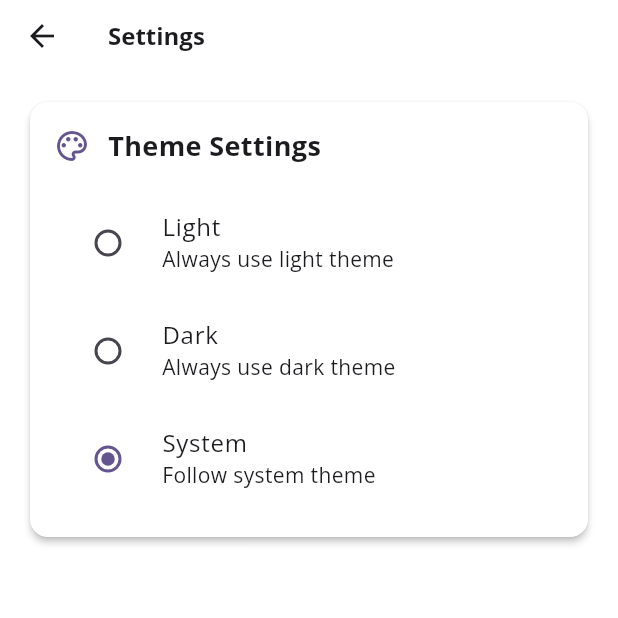
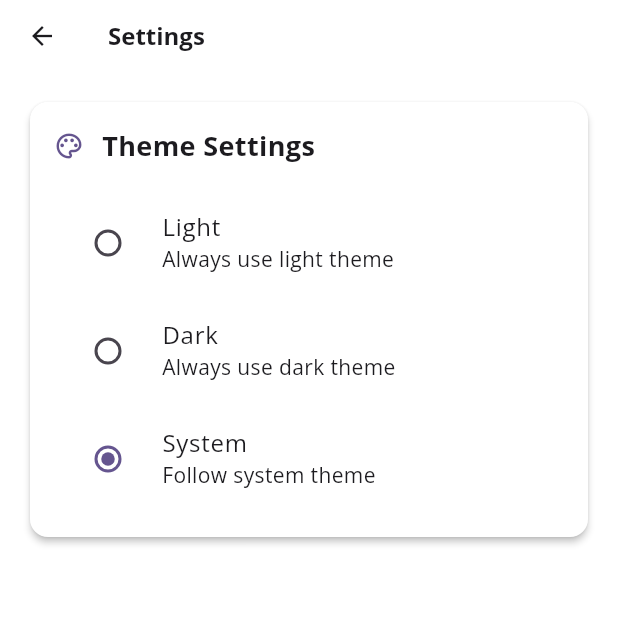
Before and after one commit to Family-Altar/family-altar-mobile, a Flutter app: the screen it shows after launch, after a tap on the "settings" icon, on a phone screen of 412 x 824 dp, the top half of it. Run offline on Flutter 3.47's test engine with Material 3 defaults, Android fonts, the light colour scheme and no system bars; our stand-ins replace equatable, flutter_bloc, go_router, google_fonts, shared_preferences; generated files the repository leaves out were written again.

Commit message:
resolve pr comments
- Cleaned up unused font family code in AppFonts.
- Introduced theme options in SettingsScreen for better user customization.
- Updated HomeScreen to navigate to BookSelectionScreen using GoRouter.
- Use predefined theme text instead of defining a TextStyle in home screen
- Refactored icon size handling with AppIcons utility.

```diff
--- a/lib/main.dart
+++ b/lib/main.dart
@@ -1,9 +1,12 @@
 import 'package:family_altar/i18n/strings.g.dart';
+import 'package:family_altar/screens/book_selection/book_selection_screen.dart';
 import 'package:family_altar/screens/home/home_screen.dart';
 import 'package:family_altar/screens/settings/settings_screen.dart';
 import 'package:family_altar/theme/bloc/theme_provider.dart';
 import 'package:flutter/material.dart';
 import 'package:go_router/go_router.dart';
+
+const String appTitle = 'The Family Altar - Tim Dodd';
 
 void main() {
   WidgetsFlutterBinding.ensureInitialized();
@@ -15,13 +18,20 @@ final GoRouter _router = GoRouter(
     GoRoute(
       path: '/',
       builder: (BuildContext context, GoRouterState state) {
-        return const HomeScreen(title: 'The Family Altar -Tim Dodd',);
+        return const HomeScreen(title: appTitle);
       },
       routes: <RouteBase>[
         GoRoute(
-          path: '/settings',
+          path: 'settings',
           builder: (BuildContext context, GoRouterState state) {
             return const SettingsScreen();
+          },
+        ),
+        GoRoute(
+          path: 'book-selection',
+          builder: (BuildContext context, GoRouterState state) {
+            final title = state.uri.queryParameters['title'] ?? appTitle;
+            return BookSelectionScreen(title: title);
           },
         ),
       ],
--- a/lib/screens/book_selection/book_selection_screen.dart
+++ b/lib/screens/book_selection/book_selection_screen.dart
@@ -1,6 +1,8 @@
 import 'package:family_altar/theme/app_colors.dart';
 import 'package:family_altar/theme/app_fonts.dart';
+import 'package:family_altar/theme/app_icons.dart';
 import 'package:flutter/material.dart';
+import 'package:go_router/go_router.dart';
 
 class BookSelectionScreen extends StatelessWidget {
   const BookSelectionScreen({required this.title, super.key});
@@ -16,17 +18,14 @@ class BookSelectionScreen extends StatelessWidget {
         backgroundColor: context.appBarColor,
         title: Text(
           title,
-          style: TextStyle(
-            fontSize: 16,
-            fontWeight: FontWeight.bold,
-            color: context.textColor,
-          ),
+           style: AppFonts.bold(context, size: FontSize.large),
         ),
         leading: IconButton(
-          onPressed: () => Navigator.pop(context),
+          onPressed: () => context.pop(),
           icon: Icon(
             Icons.arrow_back,
             color: context.textColor,
+            size: AppIcons.getIconSize(IconSize.medium),
           ),
         ),
       ),
--- a/lib/screens/home/home_screen.dart
+++ b/lib/screens/home/home_screen.dart
@@ -1,6 +1,6 @@
-import 'package:family_altar/screens/book_selection/book_selection_screen.dart';
 import 'package:family_altar/theme/app_colors.dart';
 import 'package:family_altar/theme/app_fonts.dart';
+import 'package:family_altar/theme/app_icons.dart';
 import 'package:flutter/material.dart';
 import 'package:go_router/go_router.dart';
 
@@ -23,11 +23,7 @@ class _HomeScreenState extends State<HomeScreen> {
         backgroundColor: context.appBarColor,
         title: Text(
           widget.title,
-          style: TextStyle(
-            fontSize: 16,
-            fontWeight: FontWeight.bold,
-            color: context.textColor,
-          ),
+          style: AppFonts.bold(context),
         ),
         actions: [
           // Button to navigate to Book Selection screen
@@ -35,14 +31,7 @@ class _HomeScreenState extends State<HomeScreen> {
             margin: const EdgeInsets.only(right: 8),
             child: ElevatedButton(
               onPressed: () {
-                Navigator.push(
-                  context,
-                  MaterialPageRoute<void>(
-                    builder: (context) => BookSelectionScreen(
-                      title: widget.title,
-                    ),
-                  ),
-                );
+                context.push('/book-selection?title=${Uri.encodeComponent(widget.title)}');
               },
               style: ElevatedButton.styleFrom(
                 backgroundColor: context.isDarkMode
@@ -60,24 +49,21 @@ class _HomeScreenState extends State<HomeScreen> {
                   borderRadius: BorderRadius.circular(16),
                 ),
               ),
-              child: const Text(
+              child: Text(
                 'Volume I',
-                style: TextStyle(
-                  fontSize: 14,
-                  fontWeight: FontWeight.normal,
-                ),
+                style: AppFonts.normal(context, size: FontSize.small),
               ),
             ),
           ),
           // Settings screen
           IconButton(
-            onPressed: () => context.go('/settings'),
+            onPressed: () => context.push('/settings'),
             icon: Icon(
               Icons.settings,
               color: context.textColor,
             ),
             tooltip: 'Settings',
-            iconSize: 20,
+            iconSize: AppIcons.getIconSize(IconSize.medium),
           ),
         ],
       ),
--- a/lib/screens/settings/settings_screen.dart
+++ b/lib/screens/settings/settings_screen.dart
@@ -1,13 +1,45 @@
 import 'package:family_altar/theme/app_colors.dart';
 import 'package:family_altar/theme/app_fonts.dart';
+import 'package:family_altar/theme/app_icons.dart';
 import 'package:family_altar/theme/bloc/theme_bloc.dart';
 import 'package:family_altar/theme/bloc/theme_event.dart';
 import 'package:family_altar/theme/bloc/theme_state.dart';
 import 'package:flutter/material.dart';
 import 'package:flutter_bloc/flutter_bloc.dart';
+import 'package:go_router/go_router.dart';
 
+
+ class ThemeOption {
+  const ThemeOption({
+    required this.title,
+    required this.subtitle,
+    required this.value,
+  });
+
+  final String title;
+  final String subtitle;
+  final ThemeMode value;
+}
 class SettingsScreen extends StatelessWidget {
   const SettingsScreen({super.key});
+
+  static const List<ThemeOption> themeOptions = [
+    ThemeOption(
+      title: 'Light',
+      subtitle: 'Always use light theme',
+      value: ThemeMode.light,
+    ),
+    ThemeOption(
+      title: 'Dark',
+      subtitle: 'Always use dark theme',
+      value: ThemeMode.dark,
+    ),
+    ThemeOption(
+      title: 'System',
+      subtitle: 'Follow system theme',
+      value: ThemeMode.system,
+    ),
+  ];
 
   @override
   Widget build(BuildContext context) {
@@ -21,10 +53,11 @@ class SettingsScreen extends StatelessWidget {
           style: AppFonts.bold(context),
         ),
         leading: IconButton(
-          onPressed: () => Navigator.pop(context),
+          onPressed: () => context.pop(),
           icon: Icon(
             Icons.arrow_back,
             color: context.textColor,
+            size: AppIcons.getIconSize(IconSize.medium),
           ),
         ),
       ),
@@ -44,6 +77,7 @@ class SettingsScreen extends StatelessWidget {
                         Icon(
                           Icons.palette_outlined,
                           color: Theme.of(context).colorScheme.primary,
+                          size: AppIcons.getIconSize(IconSize.medium),
                         ),
                         const SizedBox(width: 12),
                         Text(
@@ -65,50 +99,22 @@ class SettingsScreen extends StatelessWidget {
                             }
                           },
                           child: Column(
-                            children: [
-                              RadioListTile<ThemeMode>(
+                            children: themeOptions.map((option) {
+                              return RadioListTile<ThemeMode>(
                                 title: Text(
-                                  'Light',
+                                  option.title,
                                   style: AppFonts.normal(context),
                                 ),
                                 subtitle: Text(
-                                  'Always use light theme',
+                                  option.subtitle,
                                   style: AppFonts.normal(
                                     context,
                                     size: FontSize.small,
                                   ),
                                 ),
-                                value: ThemeMode.light,
-                              ),
-                              RadioListTile<ThemeMode>(
-                                title: Text(
-                                  'Dark',
-                                  style: AppFonts.normal(context),
-                                ),
-                                subtitle: Text(
-                                  'Always use dark theme',
-                                  style: AppFonts.normal(
-                                    context,
-                                    size: FontSize.small,
-                                  ),
-                                ),
-                                value: ThemeMode.dark,
-                              ),
-                              RadioListTile<ThemeMode>(
-                                title: Text(
-                                  'System',
-                                  style: AppFonts.normal(context),
-                                ),
-                                subtitle: Text(
-                                  'Follow system theme',
-                                  style: AppFonts.normal(
-                                    context,
-                                    size: FontSize.small,
-                                  ),
-                                ),
-                                value: ThemeMode.system,
-                              ),
-                            ],
+                                value: option.value,
+                              );
+                            }).toList(),
                           ),
                         );
                       },
--- a/lib/theme/app_fonts.dart
+++ b/lib/theme/app_fonts.dart
@@ -6,9 +6,6 @@ import 'package:google_fonts/google_fonts.dart';
 class AppFonts {
   // Private constructor to prevent instantiation
   AppFonts._();
-
-  /// Using Open Sans - a clean, readable sans-serif font perfect for books
-  // static const String _fontFamily = 'Open Sans';
 
   // Font variants
   /// Normal font style (400 weight)
--- /dev/null
+++ b/lib/theme/app_icons.dart
@@ -0,0 +1,21 @@
+class AppIcons {
+  AppIcons._();
+  static double getIconSize(IconSize size) {
+    switch (size) {
+      case IconSize.small:
+        return 16;
+      case IconSize.medium:
+        return 20;
+      case IconSize.large:
+        return 24;
+      case IconSize.extraLarge:
+        return 32;
+    }
+  }
+}
+enum IconSize {
+  small,
+  medium,
+  large,
+  extraLarge,
+}
--- a/lib/widgets/theme_widgets.dart
+++ b/lib/widgets/theme_widgets.dart
@@ -1,3 +1,4 @@
+import 'package:family_altar/theme/app_icons.dart';
 import 'package:family_altar/theme/bloc/theme_bloc.dart';
 import 'package:family_altar/theme/bloc/theme_event.dart';
 import 'package:family_altar/theme/bloc/theme_state.dart';
@@ -41,6 +42,7 @@ class ThemeToggleButton extends StatelessWidget {
           },
           icon: Icon(
             _getToggleIcon(state),
+            size: AppIcons.getIconSize(IconSize.medium),
           ),
           tooltip: _getToggleTooltip(state),
         );
```
